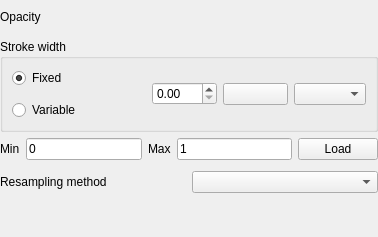
Above: src/ui/mesh/qgsmeshrendererscalarsettingswidgetbase.ui from qgis/QGIS before the change. Below: the same form after it.
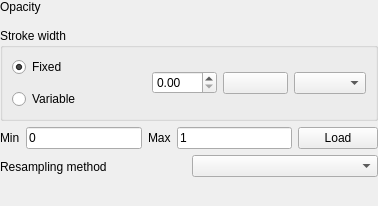
That is the form after the change. Custom widgets are drawn as their Qt base class.

What changed in the file:
```diff
--- a/src/ui/mesh/qgsmeshrendererscalarsettingswidgetbase.ui
+++ b/src/ui/mesh/qgsmeshrendererscalarsettingswidgetbase.ui
@@ -7,7 +7,7 @@
     <x>0</x>
     <y>0</y>
     <width>378</width>
-    <height>237</height>
+    <height>206</height>
    </rect>
   </property>
   <property name="windowTitle">
@@ -27,22 +27,42 @@
     <number>0</number>
    </property>
    <item>
-    <layout class="QHBoxLayout" name="horizontalLayout">
-     <item>
+    <widget class="QWidget" name="mOpacityContainerWidget" native="true">
+     <layout class="QFormLayout" name="formLayout">
+      <property name="leftMargin">
+       <number>0</number>
+      </property>
+      <property name="topMargin">
+       <number>0</number>
+      </property>
+      <property name="rightMargin">
+       <number>0</number>
+      </property>
+      <property name="bottomMargin">
+       <number>0</number>
+      </property>
+      <item row="0" column="0">
       <widget class="QLabel" name="mOpacityLabel">
        <property name="text">
         <string>Opacity</string>
        </property>
       </widget>
      </item>
-     <item>
+      <item row="0" column="1">
       <widget class="QgsOpacityWidget" name="mOpacityWidget" native="true">
+        <property name="minimumSize">
+         <size>
+          <width>0</width>
+          <height>14</height>
+         </size>
+        </property>
        <property name="focusPolicy">
         <enum>Qt::StrongFocus</enum>
        </property>
       </widget>
      </item>
     </layout>
+    </widget>
    </item>
    <item>
     <widget class="QGroupBox" name="mEdgeWidthGroupBox">
```
Lines whose indentation alone changed are shown as unchanged.
